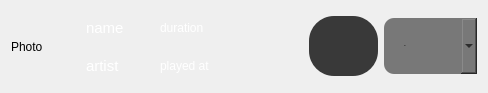
ahmed-debbech/mutak, file mutak/widgetitem2.ui: the form before one commit.
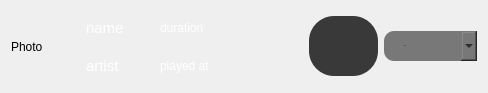
The form after the commit.

```diff
--- a/mutak/widgetitem2.ui
+++ b/mutak/widgetitem2.ui
@@ -149,6 +149,12 @@
    </item>
    <item>
     <widget class="QComboBox" name="add_to_playlist">
+     <property name="maximumSize">
+      <size>
+       <width>16777215</width>
+       <height>30</height>
+      </size>
+     </property>
      <property name="font">
       <font>
        <family>://resources/fonts/Gotham-UltraItalic.otf</family>
```
